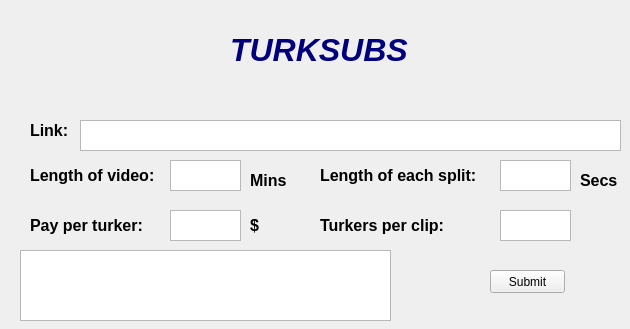
Old version of the form TurkSubs/mainwindow.ui in the repository chuongtrinh/TurkSubs.
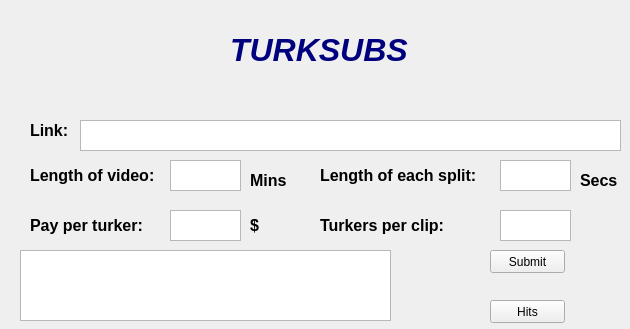
New version of the form.

Diff of the .ui file:
```diff
--- a/TurkSubs/mainwindow.ui
+++ b/TurkSubs/mainwindow.ui
@@ -18,7 +18,7 @@
     <property name="geometry">
      <rect>
       <x>490</x>
-      <y>270</y>
+      <y>250</y>
       <width>75</width>
       <height>23</height>
      </rect>
@@ -204,6 +204,19 @@
      <string>&lt;html&gt;&lt;head/&gt;&lt;body&gt;&lt;p&gt;&lt;span style=&quot; font-size:12pt; font-weight:600;&quot;&gt;Secs&lt;/span&gt;&lt;/p&gt;&lt;/body&gt;&lt;/html&gt;</string>
     </property>
    </widget>
+   <widget class="QPushButton" name="resultButton">
+    <property name="geometry">
+     <rect>
+      <x>490</x>
+      <y>300</y>
+      <width>75</width>
+      <height>23</height>
+     </rect>
+    </property>
+    <property name="text">
+     <string>Hits</string>
+    </property>
+   </widget>
   </widget>
  </widget>
  <resources/>
```
